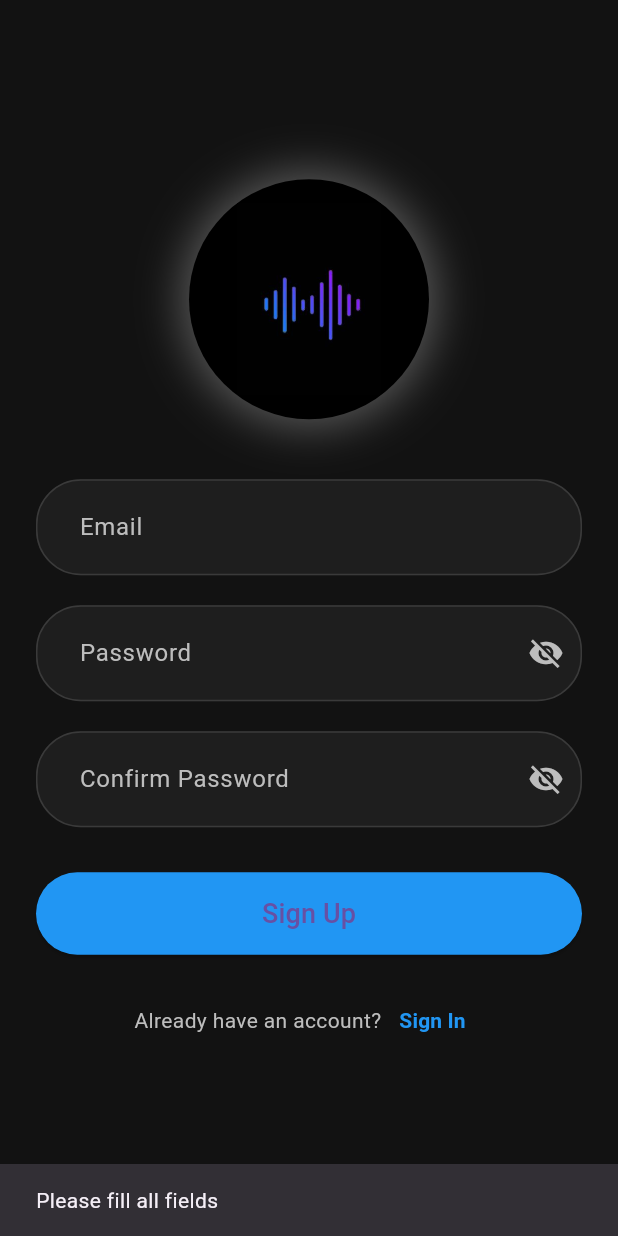
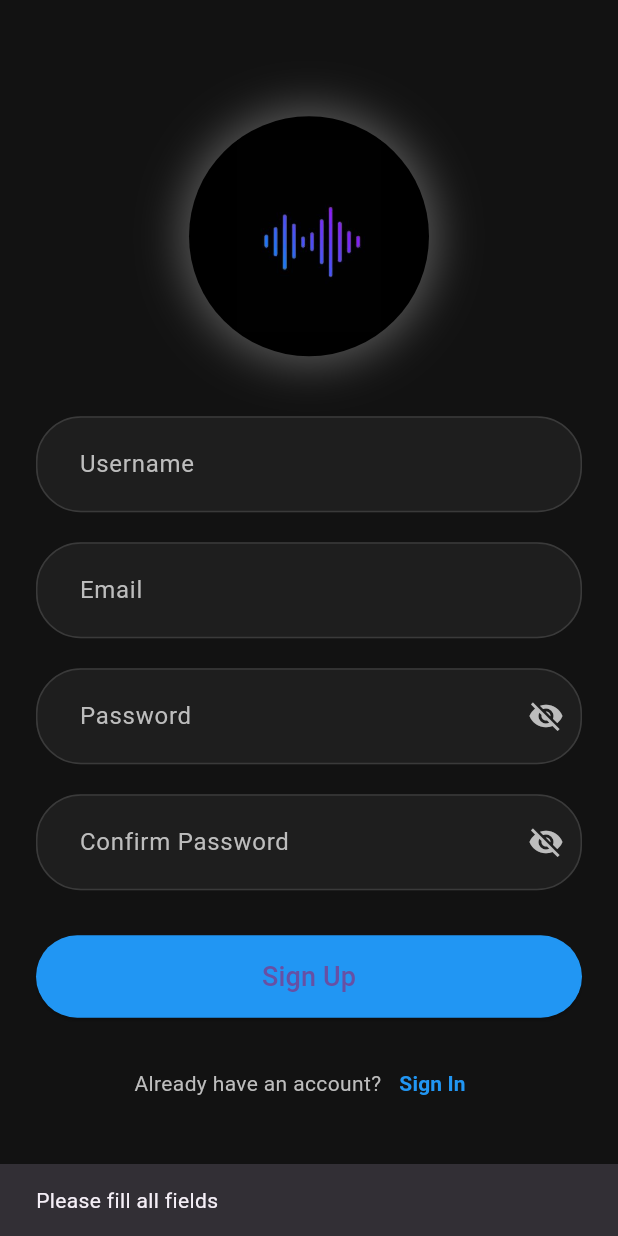
Before and after one commit to armingh1384/front_ap, a Flutter app: the screen it shows after launch, after a tap on "Sign Up", on a phone screen of 412 x 824 dp. Run offline on Flutter 3.47's test engine with Material 3 defaults, Android fonts, the phone set to English and light mode, and no system bars.

Commit message:
تکمیل فرانت فاز 2

```diff
--- a/lib/sign_in_screen.dart
+++ b/lib/sign_in_screen.dart
@@ -19,7 +19,7 @@ class _SignInScreenState extends State<SignInScreen> {
   @override
   void initState() {
     super.initState();
-    socketService = SocketService(host: '192.168.1.6', port: 1384);
+    socketService = SocketService(host: '192.168.1.6', port: 10384);
     socketService.connect();
   }
 
--- a/lib/sign_up_screen.dart
+++ b/lib/sign_up_screen.dart
@@ -12,6 +12,7 @@ class SignUpScreen extends StatefulWidget {
 class _SignUpScreenState extends State<SignUpScreen> {
   late SocketService socketService;
 
+  final TextEditingController _usernameController = TextEditingController();
   final TextEditingController _emailController = TextEditingController();
   final TextEditingController _passwordController = TextEditingController();
   final TextEditingController _confirmController = TextEditingController();
@@ -19,24 +20,28 @@ class _SignUpScreenState extends State<SignUpScreen> {
   @override
   void initState() {
     super.initState();
-    socketService = SocketService(host: '192.168.1.6', port: 1384);
+    socketService = SocketService(host: '192.168.1.6', port: 10384);
     socketService.connect();
   }
 
   @override
   void dispose() {
     socketService.disconnect();
+    _usernameController.dispose();
     _emailController.dispose();
     _passwordController.dispose();
     _confirmController.dispose();
     super.dispose();
   }
 
-  void _signUp(String email, String password) {
+  void _signUp(String username, String email, String password) {
     final message = {
+      'requestType': 'Authorization',
       'action': 'signup',
+      'data':{
+      'username': username,
       'email': email,
-      'password': password,
+      'password': password},
     };
     socketService.sendMessage(message);
   }
@@ -75,6 +80,11 @@ class _SignUpScreenState extends State<SignUpScreen> {
               ),
               SizedBox(height: 40),
               _buildInputField(
+                hint: 'Username',
+                controller: _usernameController,
+              ),
+              SizedBox(height: 20),
+              _buildInputField(
                 hint: 'Email',
                 controller: _emailController,
               ),
@@ -106,11 +116,12 @@ class _SignUpScreenState extends State<SignUpScreen> {
                 height: 55,
                 child: ElevatedButton(
                   onPressed: () {
+                    final username = _usernameController.text.trim();
                     final email = _emailController.text.trim();
                     final password = _passwordController.text;
                     final confirmPassword = _confirmController.text;
 
-                    if (email.isEmpty || password.isEmpty || confirmPassword.isEmpty) {
+                    if (username.isEmpty || email.isEmpty || password.isEmpty || confirmPassword.isEmpty) {
                       ScaffoldMessenger.of(context).showSnackBar(
                         SnackBar(content: Text('Please fill all fields')),
                       );
@@ -122,7 +133,7 @@ class _SignUpScreenState extends State<SignUpScreen> {
                       );
                       return;
                     }
-                    _signUp(email, password);
+                    _signUp(username, email, password);
                   },
                   child: Text(
                     'Sign Up',
```
